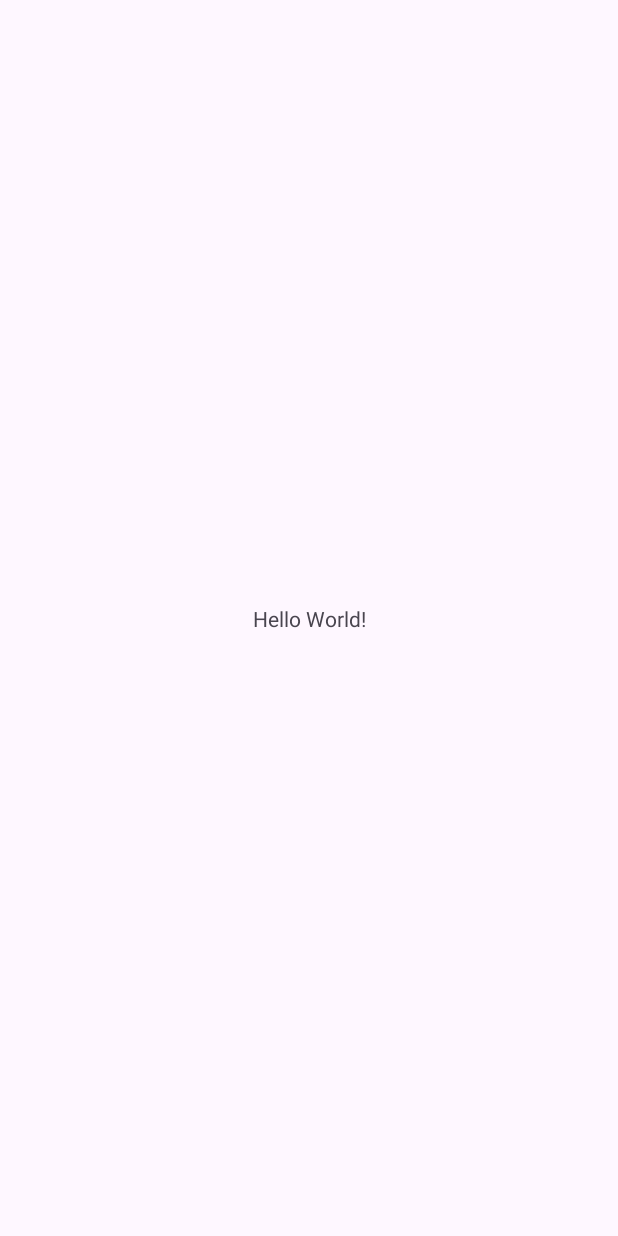
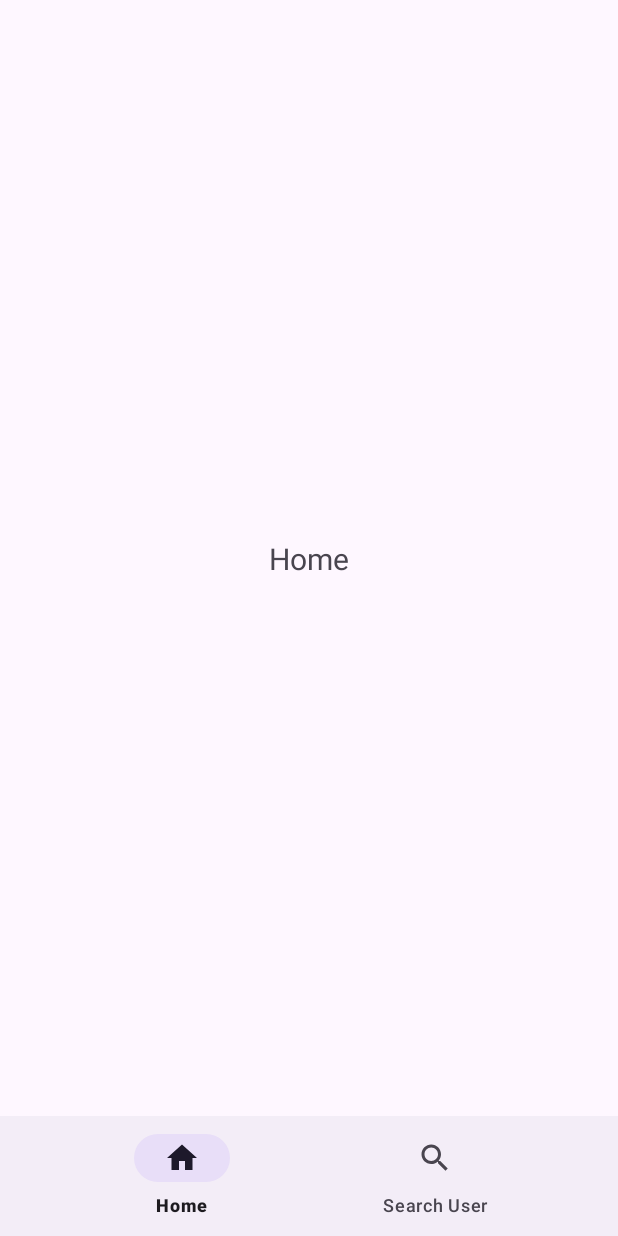
Before and after one commit to antonio195/github-api-repositories, an Android app: the screen it shows after launch (MainActivity), on a phone screen of 412 x 824 dp. Before the commit the screen is almost empty. Run offline under Robolectric (Android 15) with nearby library versions, the phone set to English and light mode, and no system bars.

Commit message:
Telas dinamicas com fragments

```diff
--- a/app/build.gradle
+++ b/app/build.gradle
@@ -30,14 +30,23 @@ android {
     kotlinOptions {
         jvmTarget = '1.8'
     }
+    viewBinding {
+        enabled true
+    }
 }
 
 dependencies {
+
+    implementation 'com.squareup.retrofit2:retrofit:2.9.0'
+    implementation 'androidx.lifecycle:lifecycle-viewmodel-ktx:2.6.1'
+    implementation 'io.coil-kt:coil-compose:2.3.0'
 
     implementation 'androidx.core:core-ktx:1.8.0'
     implementation 'androidx.appcompat:appcompat:1.6.1'
     implementation 'com.google.android.material:material:1.5.0'
     implementation 'androidx.constraintlayout:constraintlayout:2.1.4'
+    implementation 'androidx.navigation:navigation-fragment-ktx:2.5.3'
+    implementation 'androidx.navigation:navigation-ui-ktx:2.5.3'
     testImplementation 'junit:junit:4.13.2'
     androidTestImplementation 'androidx.test.ext:junit:1.1.5'
     androidTestImplementation 'androidx.test.espresso:espresso-core:3.5.1'
--- a/app/src/main/AndroidManifest.xml
+++ b/app/src/main/AndroidManifest.xml
@@ -13,7 +13,7 @@
         android:theme="@style/Theme.GithubAPIRepositories"
         tools:targetApi="31">
         <activity
-            android:name=".MainActivity"
+            android:name=".ui.MainActivity"
             android:exported="true">
             <intent-filter>
                 <action android:name="android.intent.action.MAIN" />
--- a/app/src/main/java/com/antoniocostadossantos/githubapirepositories/MainActivity.kt
+++ /dev/null
@@ -1,11 +0,0 @@
-package com.antoniocostadossantos.githubapirepositories
-
-import android.os.Bundle
-import androidx.appcompat.app.AppCompatActivity
-
-class MainActivity : AppCompatActivity() {
-    override fun onCreate(savedInstanceState: Bundle?) {
-        super.onCreate(savedInstanceState)
-        setContentView(R.layout.activity_main)
-    }
-}
--- /dev/null
+++ b/app/src/main/java/com/antoniocostadossantos/githubapirepositories/ui/MainActivity.kt
@@ -0,0 +1,40 @@
+package com.antoniocostadossantos.githubapirepositories.ui
+
+import android.os.Bundle
+import androidx.appcompat.app.AppCompatActivity
+import androidx.fragment.app.Fragment
+import com.antoniocostadossantos.githubapirepositories.R
+import com.antoniocostadossantos.githubapirepositories.databinding.ActivityMainBinding
+import com.antoniocostadossantos.githubapirepositories.ui.fragments.HomeFragment
+import com.antoniocostadossantos.githubapirepositories.ui.fragments.SearchUserFragment
+
+class MainActivity : AppCompatActivity() {
+
+    private lateinit var binding: ActivityMainBinding
+
+    override fun onCreate(savedInstanceState: Bundle?) {
+        super.onCreate(savedInstanceState)
+        binding = ActivityMainBinding.inflate(layoutInflater)
+        setContentView(binding.root)
+
+        startNavigation(HomeFragment())
+
+        binding.mainBottomNavigation.setOnItemSelectedListener { menuItem ->
+            when (menuItem.itemId) {
+                R.id.home_menu -> startNavigation(HomeFragment())
+                R.id.search_user_menu -> startNavigation(SearchUserFragment())
+                else -> {
+                    startNavigation(HomeFragment())
+                }
+            }
+        }
+    }
+
+    private fun startNavigation(fragment: Fragment): Boolean {
+        val transaction = supportFragmentManager.beginTransaction()
+        transaction.replace(R.id.main_fragment_container_view, fragment)
+        transaction.addToBackStack(null)
+        transaction.commit()
+        return true
+    }
+}
--- /dev/null
+++ b/app/src/main/java/com/antoniocostadossantos/githubapirepositories/ui/fragments/HomeFragment.kt
@@ -0,0 +1,27 @@
+package com.antoniocostadossantos.githubapirepositories.ui.fragments
+
+import android.os.Bundle
+import android.view.LayoutInflater
+import android.view.View
+import android.view.ViewGroup
+import androidx.fragment.app.Fragment
+import com.antoniocostadossantos.githubapirepositories.databinding.FragmentHomeBinding
+
+class HomeFragment : Fragment() {
+
+    private lateinit var binding: FragmentHomeBinding
+
+    override fun onCreateView(
+        inflater: LayoutInflater,
+        container: ViewGroup?,
+        savedInstanceState: Bundle?
+    ): View {
+        binding = FragmentHomeBinding.inflate(layoutInflater)
+        return binding.root
+    }
+
+    override fun onViewCreated(view: View, savedInstanceState: Bundle?) {
+        super.onViewCreated(view, savedInstanceState)
+    }
+
+}
--- /dev/null
+++ b/app/src/main/java/com/antoniocostadossantos/githubapirepositories/ui/fragments/SearchUserFragment.kt
@@ -0,0 +1,27 @@
+package com.antoniocostadossantos.githubapirepositories.ui.fragments
+
+import android.os.Bundle
+import android.view.LayoutInflater
+import android.view.View
+import android.view.ViewGroup
+import androidx.fragment.app.Fragment
+import com.antoniocostadossantos.githubapirepositories.databinding.FragmentSearchUserBinding
+
+class SearchUserFragment : Fragment() {
+
+    private lateinit var binding: FragmentSearchUserBinding
+
+    override fun onCreateView(
+        inflater: LayoutInflater,
+        container: ViewGroup?,
+        savedInstanceState: Bundle?
+    ): View {
+        binding = FragmentSearchUserBinding.inflate(layoutInflater)
+        return binding.root
+    }
+
+    override fun onViewCreated(view: View, savedInstanceState: Bundle?) {
+        super.onViewCreated(view, savedInstanceState)
+    }
+
+}
--- /dev/null
+++ b/app/src/main/res/drawable/baseline_home_24.xml
@@ -0,0 +1,10 @@
+<vector xmlns:android="http://schemas.android.com/apk/res/android"
+    android:width="24dp"
+    android:height="24dp"
+    android:tint="#000000"
+    android:viewportWidth="24"
+    android:viewportHeight="24">
+    <path
+        android:fillColor="@android:color/white"
+        android:pathData="M10,20v-6h4v6h5v-8h3L12,3 2,12h3v8z" />
+</vector>
--- /dev/null
+++ b/app/src/main/res/drawable/baseline_search_24.xml
@@ -0,0 +1,10 @@
+<vector xmlns:android="http://schemas.android.com/apk/res/android"
+    android:width="24dp"
+    android:height="24dp"
+    android:tint="#000000"
+    android:viewportWidth="24"
+    android:viewportHeight="24">
+    <path
+        android:fillColor="@android:color/white"
+        android:pathData="M15.5,14h-0.79l-0.28,-0.27C15.41,12.59 16,11.11 16,9.5 16,5.91 13.09,3 9.5,3S3,5.91 3,9.5 5.91,16 9.5,16c1.61,0 3.09,-0.59 4.23,-1.57l0.27,0.28v0.79l5,4.99L20.49,19l-4.99,-5zM9.5,14C7.01,14 5,11.99 5,9.5S7.01,5 9.5,5 14,7.01 14,9.5 11.99,14 9.5,14z" />
+</vector>
--- a/app/src/main/res/layout/activity_main.xml
+++ b/app/src/main/res/layout/activity_main.xml
@@ -4,15 +4,24 @@
     xmlns:tools="http://schemas.android.com/tools"
     android:layout_width="match_parent"
     android:layout_height="match_parent"
-    tools:context=".MainActivity">
+    tools:context=".ui.MainActivity">
 
-    <TextView
-        android:layout_width="wrap_content"
-        android:layout_height="wrap_content"
-        android:text="Hello World!"
-        app:layout_constraintBottom_toBottomOf="parent"
+    <androidx.fragment.app.FragmentContainerView
+        android:id="@+id/main_fragment_container_view"
+        android:layout_width="0dp"
+        android:layout_height="0dp"
+        app:layout_constraintBottom_toTopOf="@id/main_bottom_navigation"
         app:layout_constraintEnd_toEndOf="parent"
         app:layout_constraintStart_toStartOf="parent"
-        app:layout_constraintTop_toTopOf="parent" />
+        app:layout_constraintTop_toTopOf="parent"
+        app:navGraph="@navigation/nav_main" />
+
+    <com.google.android.material.bottomnavigation.BottomNavigationView
+        android:id="@+id/main_bottom_navigation"
+        android:layout_width="match_parent"
+        android:layout_height="wrap_content"
+        app:layout_constraintBottom_toBottomOf="parent"
+        app:layout_constraintTop_toBottomOf="@id/main_fragment_container_view"
+        app:menu="@menu/main_menu" />
 
 </androidx.constraintlayout.widget.ConstraintLayout>
--- /dev/null
+++ b/app/src/main/res/layout/fragment_home.xml
@@ -0,0 +1,19 @@
+<?xml version="1.0" encoding="utf-8"?>
+<androidx.constraintlayout.widget.ConstraintLayout xmlns:android="http://schemas.android.com/apk/res/android"
+    xmlns:app="http://schemas.android.com/apk/res-auto"
+    xmlns:tools="http://schemas.android.com/tools"
+    android:layout_width="match_parent"
+    android:layout_height="match_parent"
+    tools:context=".ui.fragments.HomeFragment">
+
+    <TextView
+        android:layout_width="wrap_content"
+        android:layout_height="wrap_content"
+        android:text="Home"
+        android:textSize="20sp"
+        app:layout_constraintBottom_toBottomOf="parent"
+        app:layout_constraintEnd_toEndOf="parent"
+        app:layout_constraintStart_toStartOf="parent"
+        app:layout_constraintTop_toTopOf="parent" />
+
+</androidx.constraintlayout.widget.ConstraintLayout>
--- /dev/null
+++ b/app/src/main/res/layout/fragment_search_user.xml
@@ -0,0 +1,19 @@
+<?xml version="1.0" encoding="utf-8"?>
+<androidx.constraintlayout.widget.ConstraintLayout xmlns:android="http://schemas.android.com/apk/res/android"
+    xmlns:app="http://schemas.android.com/apk/res-auto"
+    xmlns:tools="http://schemas.android.com/tools"
+    android:layout_width="match_parent"
+    android:layout_height="match_parent"
+    tools:context=".ui.fragments.SearchUserFragment">
+
+    <TextView
+        android:layout_width="wrap_content"
+        android:layout_height="wrap_content"
+        android:text="Search user"
+        android:textSize="20sp"
+        app:layout_constraintBottom_toBottomOf="parent"
+        app:layout_constraintEnd_toEndOf="parent"
+        app:layout_constraintStart_toStartOf="parent"
+        app:layout_constraintTop_toTopOf="parent" />
+
+</androidx.constraintlayout.widget.ConstraintLayout>
--- /dev/null
+++ b/app/src/main/res/menu/main_menu.xml
@@ -0,0 +1,16 @@
+<?xml version="1.0" encoding="utf-8"?>
+<menu xmlns:android="http://schemas.android.com/apk/res/android"
+    xmlns:app="http://schemas.android.com/apk/res-auto">
+
+    <item
+        android:id="@+id/home_menu"
+        android:icon="@drawable/baseline_home_24"
+        android:title="Home"
+        app:showAsAction="ifRoom" />
+
+    <item
+        android:id="@+id/search_user_menu"
+        android:icon="@drawable/baseline_search_24"
+        android:title="Search User"
+        app:showAsAction="ifRoom" />
+</menu>
--- /dev/null
+++ b/app/src/main/res/navigation/nav_main.xml
@@ -0,0 +1,19 @@
+<?xml version="1.0" encoding="utf-8"?>
+<navigation xmlns:android="http://schemas.android.com/apk/res/android"
+    xmlns:app="http://schemas.android.com/apk/res-auto"
+    xmlns:tools="http://schemas.android.com/tools"
+    android:id="@+id/nav_main"
+    app:startDestination="@id/home_menu">
+
+    <fragment
+        android:id="@+id/home_menu"
+        android:name="com.antoniocostadossantos.githubapirepositories.ui.fragments.HomeFragment"
+        android:label="fragment_home"
+        tools:layout="@layout/fragment_home" />
+
+    <fragment
+        android:id="@+id/search_user_menu"
+        android:name="com.antoniocostadossantos.githubapirepositories.ui.fragments.SearchUserFragment"
+        android:label="fragment_search_user"
+        tools:layout="@layout/fragment_search_user" />
+</navigation>
```
